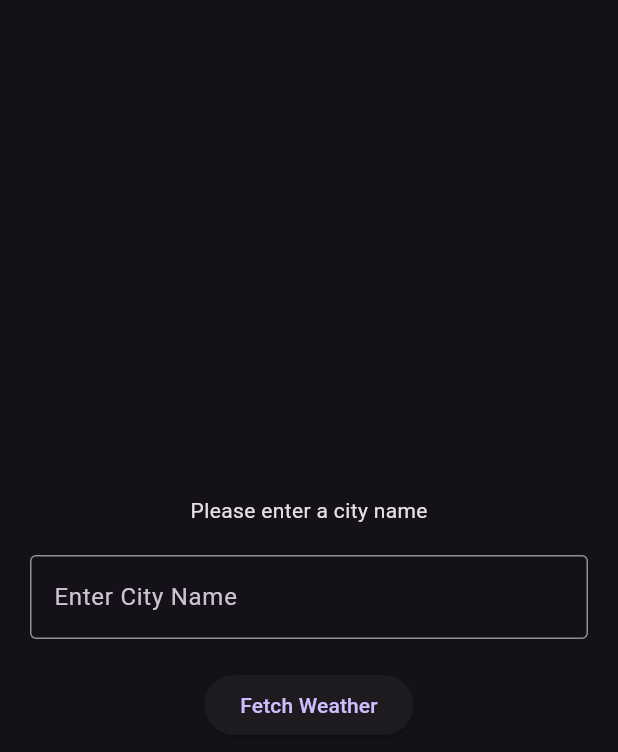
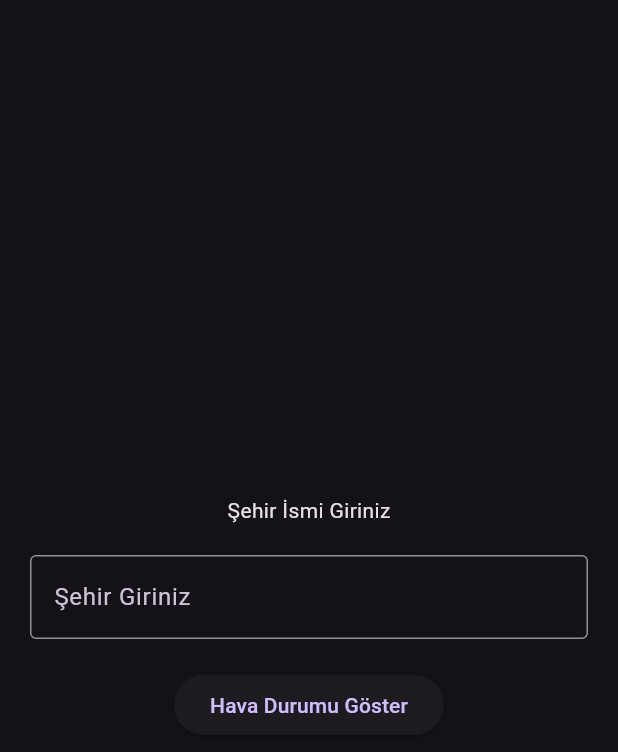
Before and after one commit to intotechwj/Weather_App, a Flutter app: the SearchPage widget shown alone on an empty page, opened directly, on a phone screen of 412 x 824 dp. Shown: the top 752 px of the screen. Run offline on Flutter 3.47's test engine with Material 3 defaults, Android fonts, the phone set to English and light mode, and no system bars; our stand-ins replace bloc, dio, flutter_bloc, geolocator, shared_preferences; accounts and stored records are empty.

Commit message:
stable version

```diff
--- a/lib/languages/text_widgets.dart
+++ b/lib/languages/text_widgets.dart
@@ -1,6 +1,21 @@
 class ProjectKeywords {
   static const weather = 'Weather App';
-  static const havadurumu = 'hava durumu';
+  static const havaDurumu = 'Hava Durumu';
   static const favorites = 'Favoriler';
-  static const ara = 'ara';
+  static const search = 'Ara';
+  static const city = 'Şehir';
+  static const temperature = 'Sıcaklık';
+  static const description = 'Durum';
+  static const fetchWeather = 'Hava Durumu Göster';
+  static const addFavorite = 'Favorilere Ekle';
+  static const maxTemp = 'En Yüksek';
+  static const minTemp = 'En Düşük';
+  static const windSpeed = 'Rüzgar Hızı';
+  static const humidity = 'Nem Oranı';
+  static const feelsLike = 'Hissedilen Sıcaklık';
+  static const hourlyForecast = 'Saatlik Hava Durumu';
 }
+
+class ApiKey {
+  static const apiKey = '36a06512f3094315ad4112041240208';
+}
--- a/lib/views/search_page.dart
+++ b/lib/views/search_page.dart
@@ -3,6 +3,7 @@ import 'package:flutter_bloc/flutter_bloc.dart';
 import 'package:weather_app/cubit/weather_cubit.dart';
 import 'package:weather_app/cubit/weather_state.dart';
 import 'package:weather_app/cubit/favorite_cubit.dart';
+import 'package:weather_app/languages/text_widgets.dart';
 
 class SearchPage extends StatefulWidget {
   const SearchPage({super.key});
@@ -20,39 +21,7 @@ class _SearchPageState extends State<SearchPage> {
       child: Column(
         mainAxisAlignment: MainAxisAlignment.center,
         children: [
-          BlocBuilder<WeatherCubit, WeatherState>(
-            builder: (context, state) {
-              if (state is WeatherInitial) {
-                return const Text('Please enter a city name');
-              } else if (state is WeatherLoading) {
-                return const CircularProgressIndicator();
-              } else if (state is WeatherLoaded) {
-                return Column(
-                  children: [
-                    Text('City: ${state.weather.cityName}',
-                        style: const TextStyle(fontSize: 20)),
-                    Text('Temperature: ${state.weather.temperature}',
-                        style: const TextStyle(fontSize: 20)),
-                    Text('Description: ${state.weather.description}',
-                        style: const TextStyle(fontSize: 20)),
-                    Image.network(state.weather.icon),
-                    ElevatedButton(
-                      onPressed: () {
-                        context
-                            .read<FavoriteCubit>()
-                            .addFavoriteCity(state.weather.cityName);
-                      },
-                      child: const Text('Add to Favorites'),
-                    ),
-                  ],
-                );
-              } else if (state is WeatherError) {
-                return Text('Error: ${state.message}',
-                    style: const TextStyle(fontSize: 20));
-              }
-              return const SizedBox.shrink();
-            },
-          ),
+          searchCityBloc(),
           const SizedBox(height: 20),
           Padding(
             padding: const EdgeInsets.symmetric(horizontal: 20.0),
@@ -60,7 +29,7 @@ class _SearchPageState extends State<SearchPage> {
               controller: _controller,
               decoration: const InputDecoration(
                 border: OutlineInputBorder(),
-                labelText: 'Enter City Name',
+                labelText: 'Şehir Giriniz',
               ),
             ),
           ),
@@ -70,10 +39,50 @@ class _SearchPageState extends State<SearchPage> {
               final weatherCubit = context.read<WeatherCubit>();
               weatherCubit.fetchWeather(_controller.text);
             },
-            child: const Text('Fetch Weather'),
+            child: const Text(ProjectKeywords.fetchWeather),
           ),
         ],
       ),
     );
   }
+
+  BlocBuilder<WeatherCubit, WeatherState> searchCityBloc() {
+    return BlocBuilder<WeatherCubit, WeatherState>(
+      builder: (context, state) {
+        if (state is WeatherInitial) {
+          return const Text('Şehir İsmi Giriniz');
+        } else if (state is WeatherLoading) {
+          return const CircularProgressIndicator();
+        } else if (state is WeatherLoaded) {
+          return searchCityWeather(state, context);
+        } else if (state is WeatherError) {
+          return Text('Error: ${state.message}',
+              style: const TextStyle(fontSize: 20));
+        }
+        return const SizedBox.shrink();
+      },
+    );
+  }
+
+  Column searchCityWeather(WeatherLoaded state, BuildContext context) {
+    return Column(
+      children: [
+        Text('${ProjectKeywords.city}: ${state.weather.cityName}',
+            style: const TextStyle(fontSize: 20)),
+        Text('${ProjectKeywords.temperature}: ${state.weather.temperature}',
+            style: const TextStyle(fontSize: 20)),
+        Text('${ProjectKeywords.description}: ${state.weather.description}',
+            style: const TextStyle(fontSize: 20)),
+        Image.network(state.weather.icon),
+        ElevatedButton(
+          onPressed: () {
+            context
+                .read<FavoriteCubit>()
+                .addFavoriteCity(state.weather.cityName);
+          },
+          child: const Text(ProjectKeywords.addFavorite),
+        ),
+      ],
+    );
+  }
 }
--- a/pubspec.yaml
+++ b/pubspec.yaml
@@ -42,7 +42,8 @@ dependencies:
   equatable: ^2.0.5
   http: ^1.2.2
   meta: ^1.12.0
-  geolocator: ^13.0.0
+  shared_preferences: ^2.3.1
+  geolocator: ^13.0.1
 
 dev_dependencies:
   flutter_test:
```
Also changed, not shown: lib/cubit/favorite_cubit.dart (+25 -3 lines), lib/cubit/weather_cubit.dart (+24 -2 lines), lib/main.dart (+7 -7 lines), lib/models/weather_model.dart (+39 -3 lines), lib/views/current_location.dart (added, +144 -0 lines), lib/views/favorite_pages.dart (+41 -14 lines), lib/views/home_page.dart (+36 -9 lines), pubspec.lock, 2 other files.
